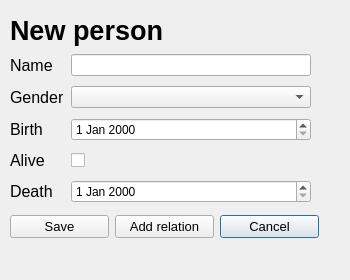
Old version of the form skilaverkefni3/ui/personwindow.ui in the repository Njallzzz/Skilaverkefni.
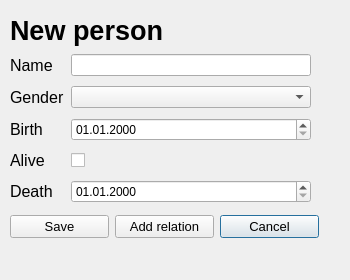
New version of the form.

Commit message: added refresh button to right click menu

What changed in the file:
```diff
--- a/skilaverkefni3/ui/personwindow.ui
+++ b/skilaverkefni3/ui/personwindow.ui
@@ -107,10 +107,18 @@
      </widget>
     </item>
     <item row="4" column="1">
-     <widget class="QDateEdit" name="deathInput"/>
+     <widget class="QDateEdit" name="deathInput">
+      <property name="displayFormat">
+       <string>dd.MM.yyyy</string>
+      </property>
+     </widget>
     </item>
     <item row="2" column="1">
-     <widget class="QDateEdit" name="birthInput"/>
+     <widget class="QDateEdit" name="birthInput">
+      <property name="displayFormat">
+       <string>dd.MM.yyyy</string>
+      </property>
+     </widget>
     </item>
     <item row="1" column="1">
      <widget class="QComboBox" name="genderInput"/>
```
The commit also changes 3 other files.
